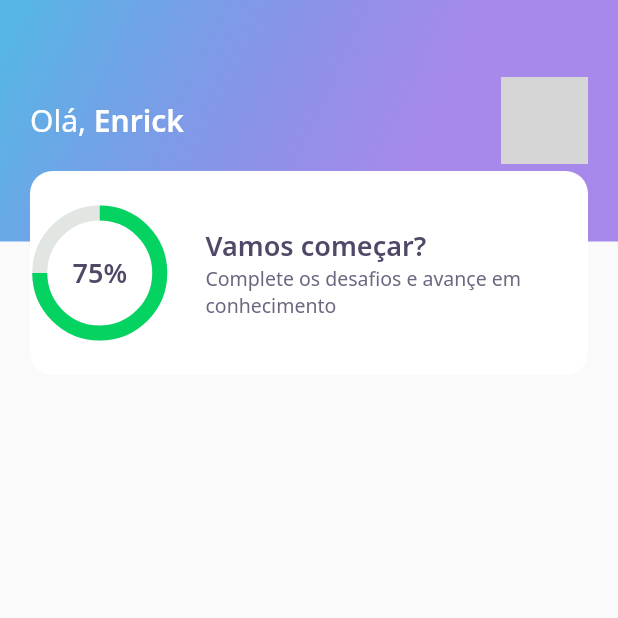
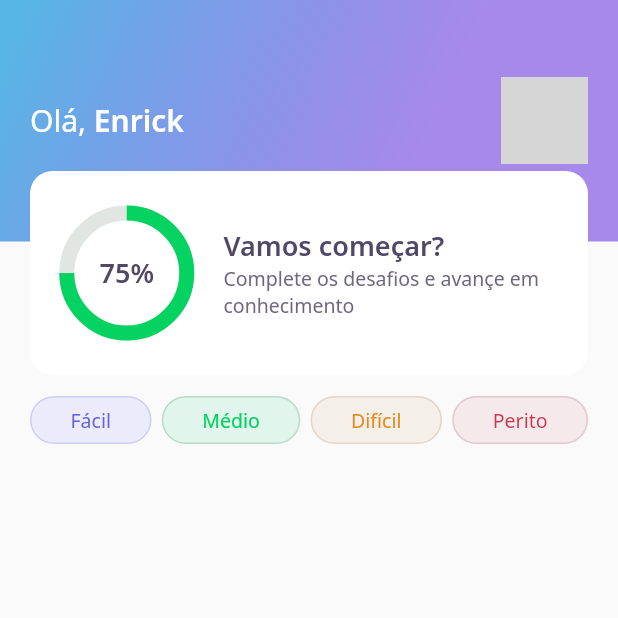
Before and after one commit to enrickdaltro/flutter-dev-quiz, a Flutter app: the screen it shows after launch, on a phone screen of 412 x 824 dp, the top half of it. Run offline on Flutter 3.47's test engine with Material 2 defaults, Android fonts, the phone set to English and light mode, and no system bars; our stand-ins replace google_fonts; network calls fail; grey boxes are pictures that could not be loaded.

Commit message:
feat: level button on home page

```diff
--- a/lib/home/home_page.dart
+++ b/lib/home/home_page.dart
@@ -1,3 +1,4 @@
+import 'package:dev_quiz/home/widgets/level_button/level_button_widget.dart';
 import 'package:flutter/material.dart';
 import 'package:dev_quiz/home/widgets/app_bar/app_bar_widget.dart';
 
@@ -12,7 +13,18 @@ class _HomePageState extends State<HomePage> {
   @override
   Widget build(BuildContext context) {
     return Scaffold(
-      appBar: AppBarWidget(),
-    );
+        appBar: AppBarWidget(),
+        body: Padding(
+          padding: const EdgeInsets.symmetric(horizontal: 20.0, vertical: 14),
+          child: Row(
+            mainAxisAlignment: MainAxisAlignment.spaceBetween,
+            children: [
+              LevelButtonWidget(label: 'Fácil'),
+              LevelButtonWidget(label: 'Médio'),
+              LevelButtonWidget(label: 'Difícil'),
+              LevelButtonWidget(label: 'Perito'),
+            ],
+          ),
+        ));
   }
 }
--- /dev/null
+++ b/lib/home/widgets/level_button/level_button_widget.dart
@@ -0,0 +1,53 @@
+import 'package:dev_quiz/core/core.dart';
+import 'package:flutter/material.dart';
+import 'package:google_fonts/google_fonts.dart';
+
+class LevelButtonWidget extends StatelessWidget {
+  final String label;
+
+  LevelButtonWidget({Key? key, required this.label})
+      : assert(['Fácil', 'Médio', 'Difícil', 'Perito'].contains(label)),
+        super(key: key);
+
+  final styleConfig = {
+    "Fácil": {
+      "color": AppColors.levelButtonFacil,
+      "borderColor": AppColors.levelButtonBorderFacil,
+      "fontColor": AppColors.levelButtonTextFacil,
+    },
+    "Médio": {
+      "color": AppColors.levelButtonMedio,
+      "borderColor": AppColors.levelButtonBorderMedio,
+      "fontColor": AppColors.levelButtonTextMedio,
+    },
+    "Difícil": {
+      "color": AppColors.levelButtonDificil,
+      "borderColor": AppColors.levelButtonBorderDificil,
+      "fontColor": AppColors.levelButtonTextDificil,
+    },
+    "Perito": {
+      "color": AppColors.levelButtonPerito,
+      "borderColor": AppColors.levelButtonBorderPerito,
+      "fontColor": AppColors.levelButtonTextPerito,
+    },
+  };
+
+  Color get color => styleConfig[label]!['color']!;
+  Color get borderColor => styleConfig[label]!['borderColor']!;
+  Color get fontColor => styleConfig[label]!['fontColor']!;
+
+  @override
+  Widget build(BuildContext context) {
+    return Container(
+      decoration: BoxDecoration(
+          borderRadius: BorderRadius.circular(28),
+          color: color,
+          border: Border.fromBorderSide(BorderSide(color: borderColor))),
+      child: Padding(
+        padding: const EdgeInsets.symmetric(vertical: 6.0, horizontal: 26.0),
+        child: Text(label,
+            style: GoogleFonts.notoSans(color: fontColor, fontSize: 13)),
+      ),
+    );
+  }
+}
--- a/lib/home/widgets/score_card/score_card_widget.dart
+++ b/lib/home/widgets/score_card/score_card_widget.dart
@@ -11,6 +11,8 @@ class ScoreCardWidget extends StatelessWidget {
         height: 136,
         decoration: BoxDecoration(
             color: AppColors.white, borderRadius: BorderRadius.circular(15)),
+        child: Padding(
+          padding: const EdgeInsets.symmetric(horizontal: 24),
           child: Row(
             crossAxisAlignment: CrossAxisAlignment.center,
             children: [
@@ -41,6 +43,7 @@ class ScoreCardWidget extends StatelessWidget {
             ],
           ),
         ),
+      ),
     );
   }
 }
```
Lines whose indentation alone changed are shown as unchanged.
